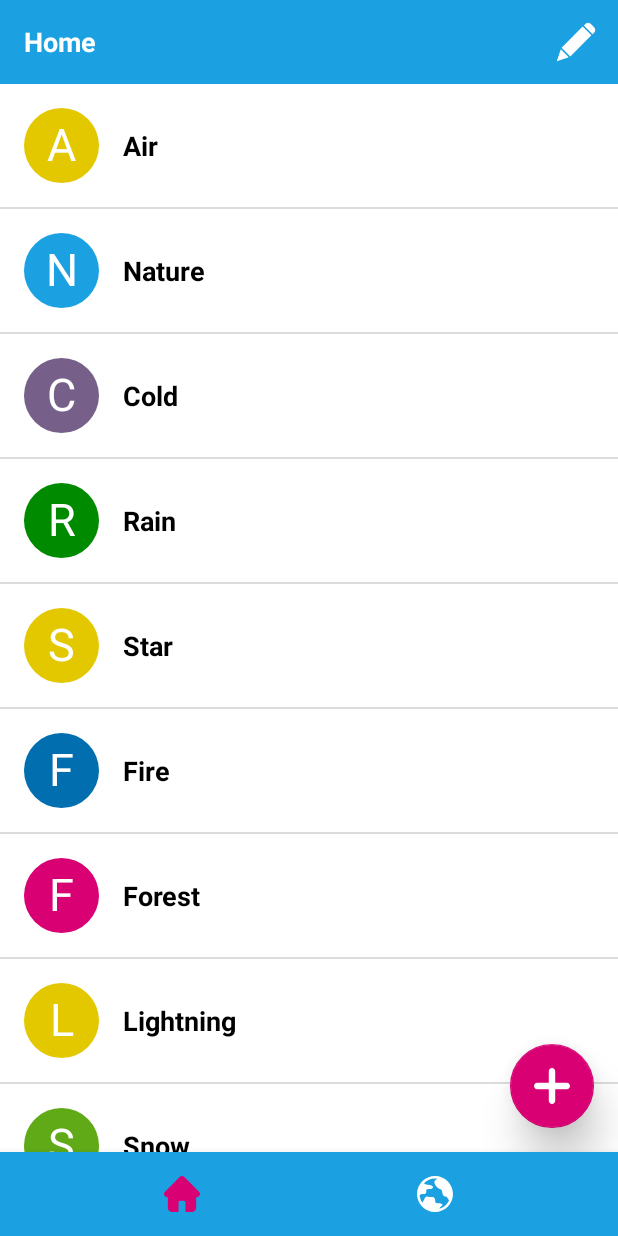
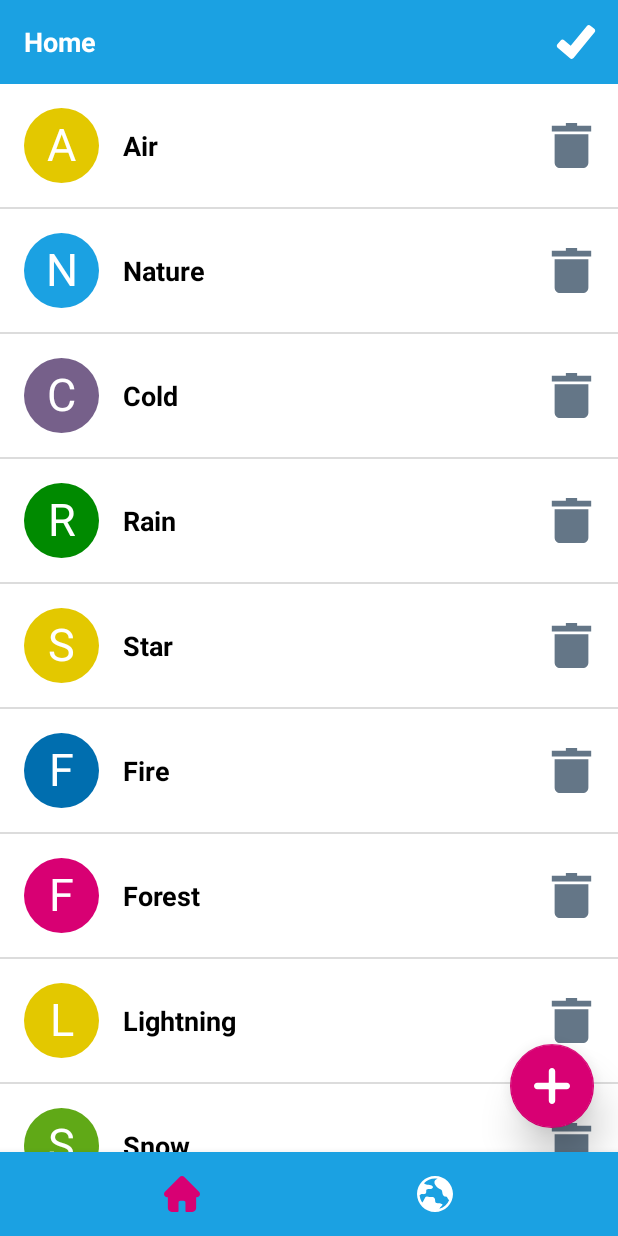
Before and after one commit to a-kari/dictionary, an Android app: the screen it shows after launch (MainActivity), after a tap on "Edit", on a phone screen of 412 x 824 dp. Run offline under Robolectric (Android 15) with nearby library versions, the phone set to English and light mode, and no system bars.

Commit message:
HomeFragment -> editable words list

```diff
--- a/app/src/main/java/jp/neechan/akari/dictionary/home/HomeFragment.kt
+++ b/app/src/main/java/jp/neechan/akari/dictionary/home/HomeFragment.kt
@@ -9,7 +9,11 @@ import jp.neechan.akari.dictionary.common.Word
 import jp.neechan.akari.dictionary.common.toast
 import kotlinx.android.synthetic.main.fragment_home.*
 
-class HomeFragment : BaseFragment() {
+class HomeFragment : BaseFragment(), WordsAdapter.WordActionListener{
+
+    private lateinit var wordsAdapter: WordsAdapter
+    private lateinit var editButton: MenuItem
+    private var isEditMode = false // todo: Move the state to ViewModel.
 
     companion object {
         fun newInstance() = HomeFragment()
@@ -31,15 +35,52 @@ class HomeFragment : BaseFragment() {
     }
 
     private fun setupRecyclerView() {
-        wordsRv.adapter = WordsAdapter(this::onWordClicked)
+        wordsAdapter = WordsAdapter(this)
+        wordsRv.adapter = wordsAdapter
         wordsRv.addItemDecoration(DividerItemDecoration(requireContext(), DividerItemDecoration.VERTICAL))
     }
 
-    private fun onWordClicked(word: Word) {
+    private fun setupObservers() {
+        wordsAdapter.addWords(getSampleWords())
+    }
+
+    override fun onCreateOptionsMenu(menu: Menu, inflater: MenuInflater) {
+        inflater.inflate(R.menu.menu_edit, menu)
+        super.onCreateOptionsMenu(menu, inflater)
+
+        editButton = menu.findItem(R.id.edit)
+        syncEditButtonIcon()
+    }
+
+    override fun onOptionsItemSelected(item: MenuItem): Boolean {
+        return if (item.itemId == R.id.edit) {
+            toggleEditMode()
+            true
+
+        } else {
+            super.onOptionsItemSelected(item)
+        }
+    }
+
+    private fun toggleEditMode() {
+        isEditMode = !isEditMode
+        wordsAdapter.toggleEditMode(isEditMode)
+        syncEditButtonIcon()
+    }
+
+    private fun syncEditButtonIcon() {
+        editButton.setIcon(if (!isEditMode) R.drawable.ic_edit else R.drawable.ic_ok)
+    }
+
+    override fun onWordClicked(word: Word) {
         toast(requireContext(), word.word)
     }
 
-    private fun setupObservers() {
+    override fun onWordDeleted(word: Word) {
+        toast(requireContext(), "Deleted: " + word.word)
+    }
+
+    private fun getSampleWords(): List<Word> {
         val words = mutableListOf<Word>()
         words.add(Word("Air", "", listOf(), listOf(), 10.0))
         words.add(Word("Nature", "", listOf(), listOf(), 10.0))
@@ -54,12 +95,6 @@ class HomeFragment : BaseFragment() {
         words.add(Word("Lake", "", listOf(), listOf(), 10.0))
         words.add(Word("Ocean", "", listOf(), listOf(), 10.0))
         words.add(Word("Sea", "", listOf(), listOf(), 10.0))
-
-        (wordsRv.adapter as WordsAdapter).addWords(words)
-    }
-
-    override fun onCreateOptionsMenu(menu: Menu, inflater: MenuInflater) {
-        inflater.inflate(R.menu.menu_edit, menu)
-        super.onCreateOptionsMenu(menu, inflater)
+        return words
     }
 }
--- a/app/src/main/java/jp/neechan/akari/dictionary/home/WordsAdapter.kt
+++ b/app/src/main/java/jp/neechan/akari/dictionary/home/WordsAdapter.kt
@@ -2,19 +2,33 @@ package jp.neechan.akari.dictionary.home
 
 import android.view.LayoutInflater
 import android.view.View
+import android.view.View.GONE
+import android.view.View.VISIBLE
 import android.view.ViewGroup
 import androidx.recyclerview.widget.RecyclerView
 import jp.neechan.akari.dictionary.R
 import jp.neechan.akari.dictionary.common.Word
 import kotlinx.android.synthetic.main.item_word.view.*
 
-class WordsAdapter(private val wordClickListener: (Word) -> Unit) : RecyclerView.Adapter<WordsAdapter.WordHolder>() {
+// todo: 1. Split into WordsAdapter and EditableWordsAdapter.
+// todo: 2. DiffUtils.
+class WordsAdapter(private val wordActionListener: WordActionListener) : RecyclerView.Adapter<WordsAdapter.WordHolder>() {
 
     private val words = mutableListOf<Word>()
+    private var isEditMode = false
 
-    // todo: Use DiffUtils here!
+    interface WordActionListener {
+        fun onWordClicked(word: Word)
+        fun onWordDeleted(word: Word)
+    }
+
     fun addWords(words: List<Word>) {
         this.words.addAll(words)
+        notifyDataSetChanged()
+    }
+
+    fun toggleEditMode(isEditMode: Boolean) {
+        this.isEditMode = isEditMode
         notifyDataSetChanged()
     }
 
@@ -22,20 +36,30 @@ class WordsAdapter(private val wordClickListener: (Word) -> Unit) : RecyclerView
 
     override fun onCreateViewHolder(parent: ViewGroup, viewType: Int): WordHolder {
         val root = LayoutInflater.from(parent.context).inflate(R.layout.item_word, parent, false)
-        return WordHolder(root, wordClickListener)
+        return WordHolder(root, wordActionListener)
     }
 
     override fun onBindViewHolder(holder: WordHolder, position: Int) {
-        holder.bind(words[position])
+        holder.bind(words[position], isEditMode)
     }
 
     class WordHolder(private val root: View,
-                     private val wordClickListener: (Word) -> Unit) : RecyclerView.ViewHolder(root) {
+                     private val wordActionListener: WordActionListener) : RecyclerView.ViewHolder(root) {
 
-        fun bind(word: Word) {
+        fun bind(word: Word, isEditMode: Boolean) {
             root.avatarView.setText(word.word)
             root.wordTv.text = word.word
-            root.setOnClickListener { wordClickListener(word) }
+
+            if (!isEditMode) {
+                root.deleteButton.visibility = GONE
+                root.deleteButton.setOnClickListener(null)
+                root.setOnClickListener { wordActionListener.onWordClicked(word) }
+
+            } else {
+                root.setOnClickListener(null)
+                root.deleteButton.visibility = VISIBLE
+                root.deleteButton.setOnClickListener { wordActionListener.onWordDeleted(word) }
+            }
         }
     }
 }
--- a/app/src/main/res/drawable/ic_move.xml
+++ /dev/null
@@ -1,18 +0,0 @@
-<vector xmlns:android="http://schemas.android.com/apk/res/android"
-    android:width="100dp"
-    android:height="100dp"
-    android:viewportWidth="75"
-    android:viewportHeight="75">
-    <path
-        android:fillAlpha="1"
-        android:fillColor="#647687"
-        android:pathData="m4.6875,14.0625l65.625,0c2.5887,0 4.6875,2.0988 4.6875,4.6875 0,2.5887 -2.0988,4.6875 -4.6875,4.6875L4.6875,23.4375C2.0988,23.4375 0,21.3387 0,18.75 0,16.1613 2.0988,14.0625 4.6875,14.0625ZM4.6875,14.0625" />
-    <path
-        android:fillAlpha="1"
-        android:fillColor="#647687"
-        android:pathData="m4.6875,32.8125l65.625,0c2.5887,0 4.6875,2.0988 4.6875,4.6875 0,2.5887 -2.0988,4.6875 -4.6875,4.6875L4.6875,42.1875C2.0988,42.1875 0,40.0887 0,37.5 0,34.9113 2.0988,32.8125 4.6875,32.8125ZM4.6875,32.8125" />
-    <path
-        android:fillAlpha="1"
-        android:fillColor="#647687"
-        android:pathData="m4.6875,51.5625l65.625,0c2.5887,0 4.6875,2.0988 4.6875,4.6875 0,2.5887 -2.0988,4.6875 -4.6875,4.6875L4.6875,60.9375C2.0988,60.9375 0,58.8387 0,56.25 0,53.6613 2.0988,51.5625 4.6875,51.5625ZM4.6875,51.5625" />
-</vector>
--- a/app/src/main/res/layout/item_word.xml
+++ b/app/src/main/res/layout/item_word.xml
@@ -10,27 +10,13 @@
     android:paddingRight="@dimen/default_padding_small"
     android:paddingBottom="@dimen/default_padding">
 
-    <ImageView
-        android:id="@+id/moveButton"
-        android:layout_width="@dimen/word_button_size"
-        android:layout_height="@dimen/word_button_size"
-        android:background="@drawable/bg_selectable_circle"
-        android:clickable="true"
-        android:focusable="true"
-        android:padding="@dimen/default_padding_small"
-        android:visibility="gone"
-        app:layout_constraintBottom_toBottomOf="parent"
-        app:layout_constraintStart_toStartOf="parent"
-        app:layout_constraintTop_toTopOf="parent"
-        app:srcCompat="@drawable/ic_move" />
-
     <jp.neechan.akari.dictionary.common.AvatarView
         android:id="@+id/avatarView"
         android:layout_width="@dimen/word_avatar_size"
         android:layout_height="@dimen/word_avatar_size"
         android:layout_marginStart="@dimen/default_padding_small"
         app:layout_constraintBottom_toBottomOf="parent"
-        app:layout_constraintStart_toEndOf="@id/moveButton"
+        app:layout_constraintStart_toStartOf="parent"
         app:layout_constraintTop_toTopOf="parent" />
 
     <TextView
```
